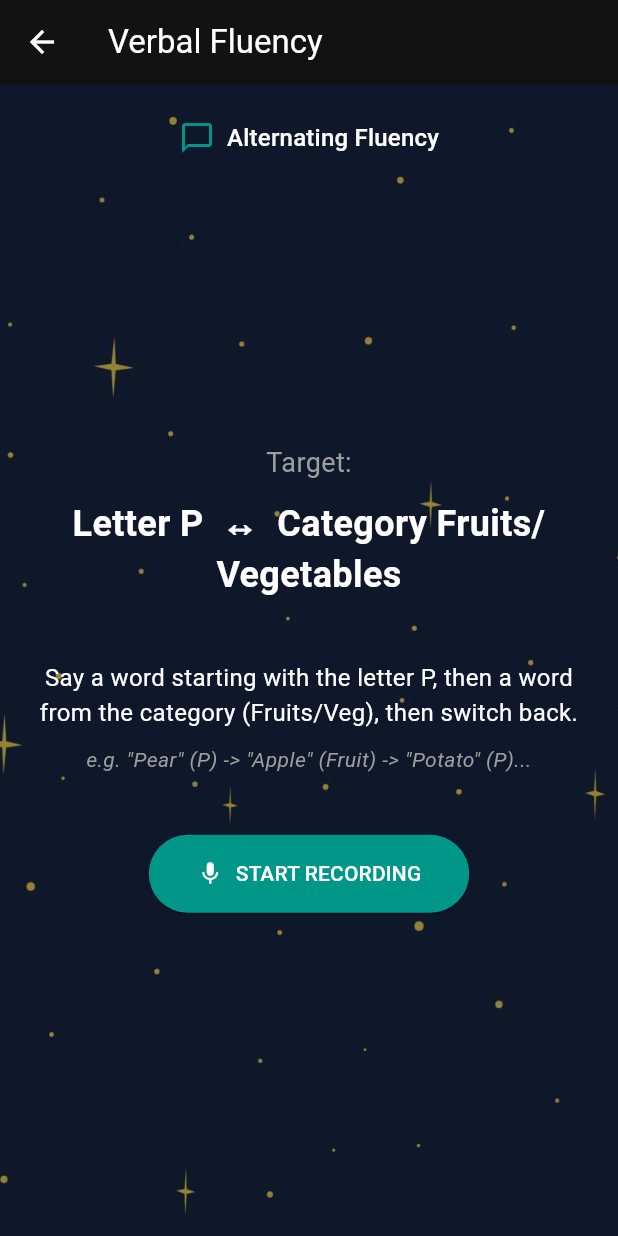
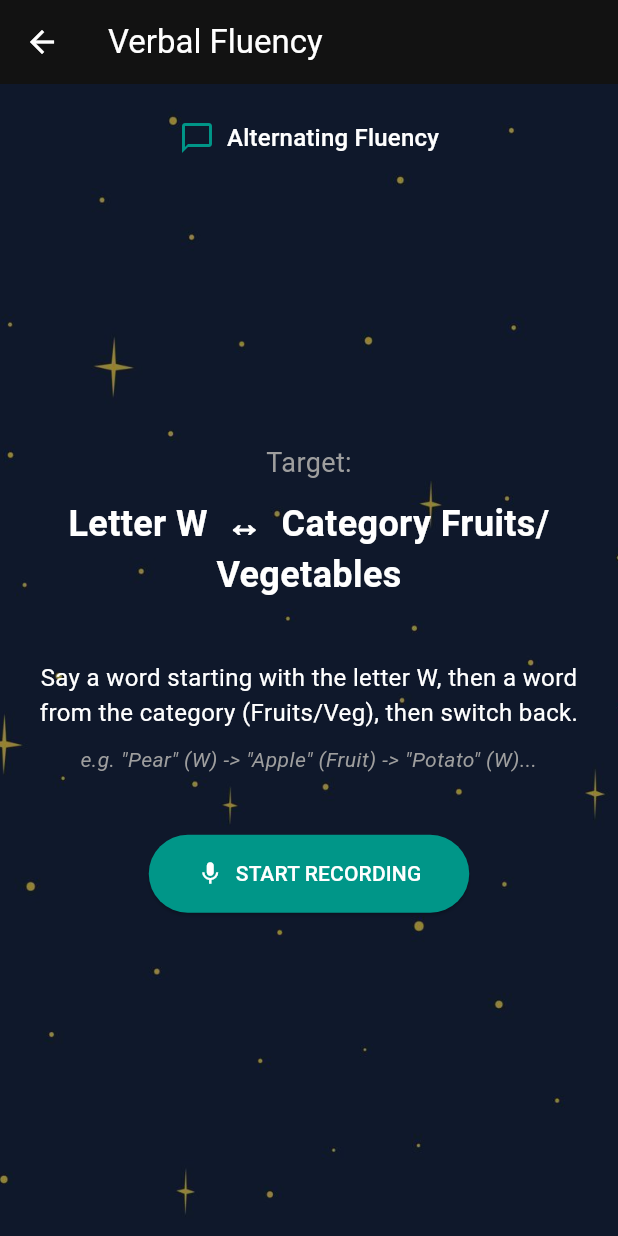
Before and after one commit to Cleon-asu/world_app, a Flutter app: the FluencyAssessmentScreen screen opened directly, on a phone screen of 412 x 824 dp. Run offline on Flutter 3.47's test engine with Material 3 defaults, Android fonts, the phone set to English and light mode, and no system bars; our stand-ins replace hive_flutter, permission_handler, speech_to_text; missing offline and left inert: flutter_3d_controller; accounts and stored records are empty; statements that could not run were skipped.

Commit message:
Updating assessments scores

```diff
--- a/lib/screens/assessments/fluency_assessment_screen.dart
+++ b/lib/screens/assessments/fluency_assessment_screen.dart
@@ -1,4 +1,5 @@
 import 'dart:async';
+import 'dart:math';
 import 'package:flutter/material.dart';
 import 'package:provider/provider.dart';
 import 'package:speech_to_text/speech_to_text.dart' as stt;
@@ -16,13 +17,13 @@ class FluencyAssessmentScreen extends StatefulWidget {
 
 class _FluencyAssessmentScreenState extends State<FluencyAssessmentScreen> {
   // Assessment Configuration
-  final String _targetLetter = "P";
+  late final String _targetLetter;
   final String _targetCategory = "Fruits/Vegetables";
-  final int _durationSeconds = 60;
+  final int _durationSeconds = 30;
 
   // State
   Timer? _timer;
-  int _secondsRemaining = 60;
+  int _secondsRemaining = 30;
   bool _isListening = false;
   bool _isAssessmentActive = false;
   bool _isSpeechInitialized = false;
@@ -38,6 +39,7 @@ class _FluencyAssessmentScreenState extends State<FluencyAssessmentScreen> {
   void initState() {
     super.initState();
     _speech = stt.SpeechToText();
+    _targetLetter = String.fromCharCode(Random().nextInt(26) + 65);
     _initSpeech();
   }
 
@@ -212,14 +214,18 @@ class _FluencyAssessmentScreenState extends State<FluencyAssessmentScreen> {
     final provider = Provider.of<CognitiveProvider>(context, listen: false);
 
     // Simple mock scoring:
-    // Score based on word count (e.g. >15 words is 100%, <5 is 0%)
-    double score = (_detectedWords.length / 15 * 100).clamp(0, 100);
+    int matchingCount = _detectedWords
+        .where((w) => w.toUpperCase().startsWith(_targetLetter))
+        .length;
+
+    // Score based on matching word count
+    double score = (matchingCount / 20 * 100).clamp(0, 100);
 
     final result = ObjectiveAssessmentResult(
       domain: CognitiveDomain.fluenciaAlternant,
       score: score,
       rawScore: _detectedWords.length.toDouble(),
-      correctAnswers: _detectedWords.length, // Assuming all valid for prototype
+      correctAnswers: matchingCount, // Only count words starting with target letter
       totalAttempts: _detectedWords.length,
       completedAt: DateTime.now(),
       duration: Duration(seconds: _durationSeconds),
@@ -339,16 +345,16 @@ class _FluencyAssessmentScreenState extends State<FluencyAssessmentScreen> {
           style: const TextStyle(fontSize: 24, fontWeight: FontWeight.bold),
         ),
         const SizedBox(height: 40),
-        const Text(
-          'Say a word starting with the letter P, then a word from the category (Fruits/Veg), then switch back.',
+        Text(
+          'Say a word starting with the letter $_targetLetter, then a word from the category (Fruits/Veg), then switch back.',
           textAlign: TextAlign.center,
-          style: TextStyle(fontSize: 16),
+          style: const TextStyle(fontSize: 16),
         ),
         const SizedBox(height: 10),
-        const Text(
-          'e.g. "Pear" (P) -> "Apple" (Fruit) -> "Potato" (P)...',
+        Text(
+          'e.g. "Pear" ($_targetLetter) -> "Apple" (Fruit) -> "Potato" ($_targetLetter)...',
           textAlign: TextAlign.center,
-          style: TextStyle(fontStyle: FontStyle.italic, color: Colors.grey),
+          style: const TextStyle(fontStyle: FontStyle.italic, color: Colors.grey),
         ),
         const SizedBox(height: 40),
 
--- a/lib/screens/assessments/processing_speed_screen.dart
+++ b/lib/screens/assessments/processing_speed_screen.dart
@@ -84,7 +84,11 @@ class _ProcessingSpeedScreenState extends State<ProcessingSpeedScreen> {
     // Score calculation
     // Speed score: (25 / seconds) * 10
     double seconds = _elapsedMillis / 1000.0;
-    double score = (25 / seconds * 10).clamp(0, 100);
+
+    double score = 100;
+    if (seconds >25){
+      score = (score - (seconds*2)).clamp(0, 100);;
+    }
 
     final result = ObjectiveAssessmentResult(
       domain: CognitiveDomain.velocitatProcessament,
--- a/lib/screens/assessments/working_memory_assessment_screen.dart
+++ b/lib/screens/assessments/working_memory_assessment_screen.dart
@@ -55,7 +55,7 @@ class _WorkingMemoryAssessmentScreenState extends State<WorkingMemoryAssessmentS
 
     try {
       bool available = await _speech.initialize(
-        onError: (e) => setState(() => _lastError = e.errorMsg),
+        onError: (e) => setState(() => _statusMessage = "Error: ${e.errorMsg}"),
       );
       if (available) {
         setState(() => _isSpeechInitialized = true);
@@ -137,7 +137,8 @@ class _WorkingMemoryAssessmentScreenState extends State<WorkingMemoryAssessmentS
       listenFor: const Duration(seconds: 15),
       pauseFor: const Duration(seconds: 3),
       partialResults: true,
-      // onDevice: false, // Cleaned up deprecation
+      onDevice: false,
+      listenMode: stt.ListenMode.dictation,
     );
   }
 
```
